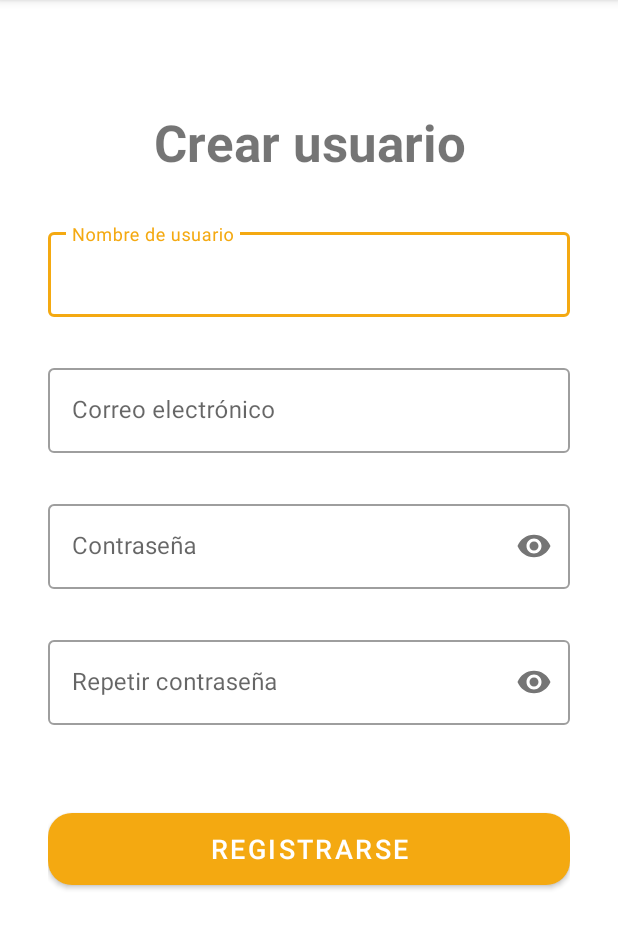
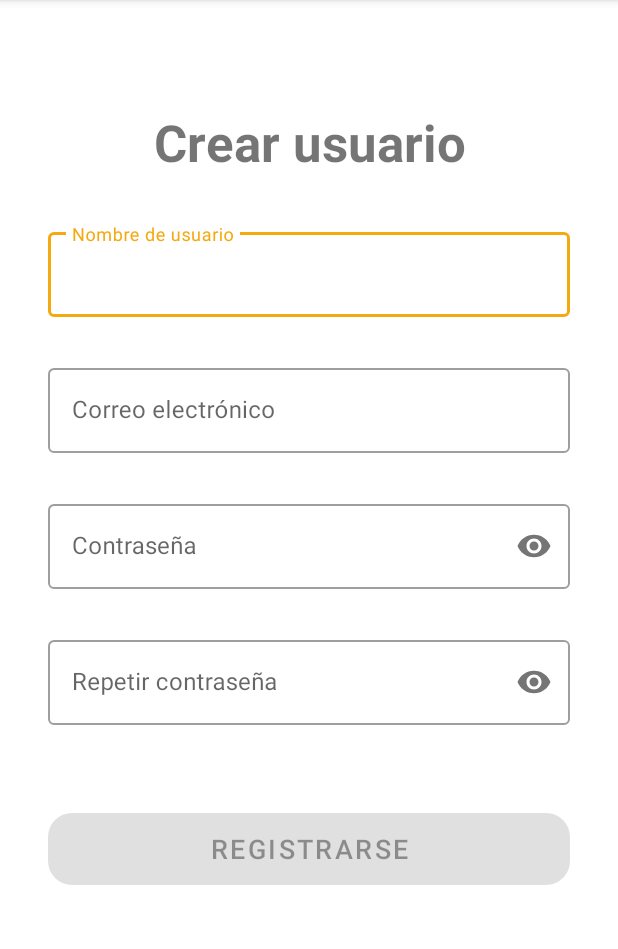
Before and after one commit to JuanRios66/My_Finances, an Android app: the screen it shows after launch (RegisterActivity), after a tap on "REGÍSTRATE", on a phone screen of 412 x 824 dp, the part 84-1033 px from its top. Run offline under Robolectric (Android 15) with nearby library versions, the phone set to English and light mode, and no system bars; 2 other taps on this screen came first.

```diff
--- a/app/src/main/java/Utils/Validators.kt
+++ b/app/src/main/java/Utils/Validators.kt
@@ -1,6 +1,7 @@
 package Utils
 
 import android.util.Patterns
+import android.view.View
 
 fun nameValidator(text: String): Boolean {
     return (text.length >= MIN_LENGHT_USER)
--- a/app/src/main/java/com/juanrios66/myfinances/LoginActivity.kt
+++ b/app/src/main/java/com/juanrios66/myfinances/LoginActivity.kt
@@ -1,13 +1,14 @@
 package com.juanrios66.myfinances
 
-import Utils.*
+import Utils.EMPTY
+import Utils.emailValidator
+import Utils.passValidator
 import android.app.Activity
 import android.content.Intent
 import android.os.Bundle
 import android.widget.Toast
 import androidx.appcompat.app.AppCompatActivity
 import androidx.core.widget.doAfterTextChanged
-import com.juanrios66.myfinances.R.id.buttonlogin
 import com.juanrios66.myfinances.databinding.ActivityLoginBinding
 
 class LoginActivity : AppCompatActivity() {
@@ -17,6 +18,9 @@ class LoginActivity : AppCompatActivity() {
     private lateinit var nick: String
     private var banEmail = false
     private var banPass = false
+    private var condicion = booleanArrayOf(false, false)
+
+
 
     override fun onCreate(savedInstanceState: Bundle?) {
         super.onCreate(savedInstanceState)
@@ -39,18 +43,25 @@ class LoginActivity : AppCompatActivity() {
         loginBinding.textemail.doAfterTextChanged {
             if (!emailValidator(loginBinding.textemail.text.toString())) {
                 loginBinding.layoutemail.error = getString(R.string.email_invalido)
+                condicion[0]=false
             } else {
                 loginBinding.layoutemail.error = null
+                condicion[0]=true
             }
+            loginBinding.buttonlogin.isEnabled= condicion.all{it}
         }
 
         loginBinding.textpassword.doAfterTextChanged {
             if (!passValidator(loginBinding.textpassword.text.toString())) {
                 loginBinding.layoutpass.error = getString(R.string.digits6)
+                condicion[1]=false
             } else {
                 loginBinding.layoutpass.error = null
+                condicion[1]=true
             }
+            loginBinding.buttonlogin.isEnabled= condicion.all{it}
         }
+
 
         loginBinding.buttonlogin.setOnClickListener {
             for (u in usuarios) {
--- a/app/src/main/java/com/juanrios66/myfinances/RegisterActivity.kt
+++ b/app/src/main/java/com/juanrios66/myfinances/RegisterActivity.kt
@@ -17,6 +17,7 @@ import com.juanrios66.myfinances.databinding.ActivityRegisterBinding
 class RegisterActivity : AppCompatActivity() {
 
     private lateinit var registerBinding: ActivityRegisterBinding
+    private var condicion = booleanArrayOf(false, false, false)
 
     override fun onCreate(savedInstanceState: Bundle?) {
         super.onCreate(savedInstanceState)
@@ -55,25 +56,34 @@ class RegisterActivity : AppCompatActivity() {
         registerBinding.textpass.doAfterTextChanged() {
             if (!passValidator(registerBinding.textpass.text.toString())) {
                 registerBinding.passLayout.error = getString(R.string.digits6)
+                condicion[0]=false
             } else {
                 registerBinding.passLayout.error = null
+                condicion[0]=true
             }
+            registerBinding.registrar.isEnabled= condicion.all{it}
         }
 
         registerBinding.textname.doAfterTextChanged() {
             if (!nameValidator(registerBinding.textname.text.toString())) {
                 registerBinding.nameLayout.error = getString(R.string.digits8)
+                condicion[1]=false
             } else {
                 registerBinding.nameLayout.error = null
+                condicion[1]=true
             }
+            registerBinding.registrar.isEnabled= condicion.all{it}
         }
 
         registerBinding.textemail.doAfterTextChanged {
             if (!emailValidator(registerBinding.textemail.text.toString())) {
                 registerBinding.emailLayout.error = getString(R.string.email_invalido)
+                condicion[2]=false
             } else {
                 registerBinding.emailLayout.error = null
+                condicion[2]=true
             }
+            registerBinding.registrar.isEnabled= condicion.all{it}
         }
     }
 }
--- a/app/src/main/res/layout/activity_login.xml
+++ b/app/src/main/res/layout/activity_login.xml
@@ -79,8 +79,10 @@
         android:layout_width="0dp"
         android:layout_height="60dp"
         android:layout_marginTop="32dp"
+        android:enabled="false"
         android:text="@string/send"
         android:textSize="18sp"
+        android:visibility="visible"
         app:cornerRadius="16dp"
         app:layout_constraintEnd_toEndOf="parent"
         app:layout_constraintStart_toStartOf="parent"
--- a/app/src/main/res/layout/activity_register.xml
+++ b/app/src/main/res/layout/activity_register.xml
@@ -94,8 +94,10 @@
         android:layout_width="match_parent"
         android:layout_height="60dp"
         android:layout_marginTop="32dp"
+        android:enabled="false"
         android:text="@string/register"
         android:textSize="18sp"
+        android:visibility="visible"
         app:cornerRadius="16dp" />
 
 </LinearLayout>
--- a/app/src/main/res/values/strings.xml
+++ b/app/src/main/res/values/strings.xml
@@ -21,5 +21,5 @@
     <string name="my_finance">MyFinance</string>
     <string name="digits8">El usuario debe tener al menos 8 caracteres</string>
     <string name="digits6">La contraseña debe tener al menos 6 caracteres</string>
-    <string name="email_invalido">Correo electrónico inválido</string>
+    <string name="email_invalido">El Correo electrónico debe tener la forma example@email.com</string>
 </resources>
```
